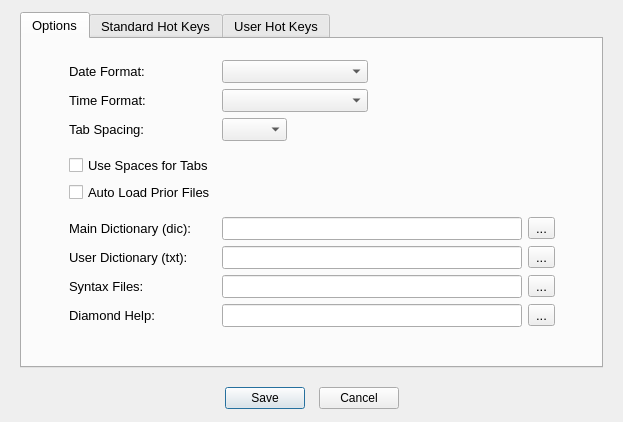
Above: forms/dialog_options.ui from copperspice/diamond before the change. Below: the same form after it.
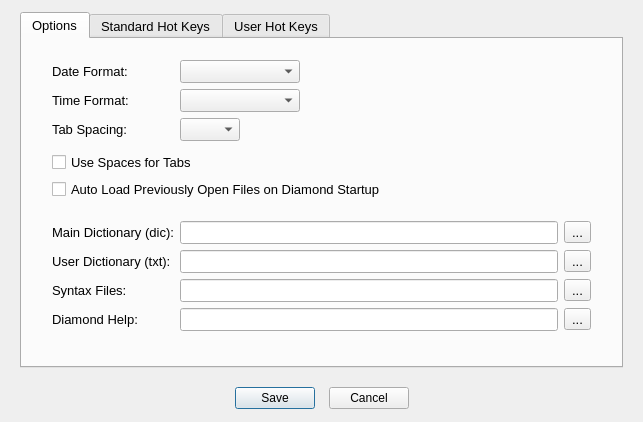
That is the form after the change. Custom widgets are drawn as their Qt base class.

What changed in the file:
```diff
--- a/forms/dialog_options.ui
+++ b/forms/dialog_options.ui
@@ -9,7 +9,7 @@
    <rect>
     <x>0</x>
     <y>0</y>
-    <width>623</width>
+    <width>643</width>
     <height>422</height>
    </rect>
   </property>
@@ -119,13 +119,19 @@
       <attribute name="title">
        <string>Options</string>
       </attribute>
-      <layout class="QGridLayout" name="gridLayout_1">
-       <item row="3" column="1">
-        <widget class="QLabel" name="label_2">
+      <layout class="QGridLayout" name="gridLayout_1" columnstretch="0,0,0,0,1">
+       <property name="leftMargin">
+        <number>30</number>
+       </property>
+       <property name="rightMargin">
+        <number>30</number>
+       </property>
+       <item row="2" column="2">
+        <widget class="QComboBox" name="timeFormat_CB">
          <property name="minimumSize">
           <size>
-           <width>0</width>
-           <height>20</height>
+           <width>120</width>
+           <height>0</height>
           </size>
          </property>
          <property name="font">
@@ -133,34 +139,74 @@
            <pointsize>10</pointsize>
           </font>
          </property>
-         <property name="text">
-          <string>Tab Spacing:</string>
-         </property>
         </widget>
        </item>
-       <item row="9" column="1">
-        <widget class="QLabel" name="label_4">
+       <item row="11" column="2" colspan="2">
+        <widget class="QLineEdit" name="syntax">
+         <property name="sizePolicy">
+          <sizepolicy hsizetype="Expanding" vsizetype="Fixed">
+           <horstretch>1</horstretch>
+           <verstretch>0</verstretch>
+          </sizepolicy>
+         </property>
          <property name="minimumSize">
           <size>
-           <width>0</width>
-           <height>20</height>
+           <width>300</width>
+           <height>0</height>
           </size>
          </property>
+         <property name="palette">
+          <palette>
+           <active>
+            <colorrole role="Text">
+             <brush brushstyle="SolidPattern">
+              <color alpha="255">
+               <red>0</red>
+               <green>0</green>
+               <blue>255</blue>
+              </color>
+             </brush>
+            </colorrole>
+           </active>
+           <inactive>
+            <colorrole role="Text">
+             <brush brushstyle="SolidPattern">
+              <color alpha="255">
+               <red>0</red>
+               <green>0</green>
+               <blue>255</blue>
+              </color>
+             </brush>
+            </colorrole>
+           </inactive>
+           <disabled>
+            <colorrole role="Text">
+             <brush brushstyle="SolidPattern">
+              <color alpha="255">
+               <red>106</red>
+               <green>104</green>
+               <blue>100</blue>
+              </color>
+             </brush>
+            </colorrole>
+           </disabled>
+          </palette>
+         </property>
          <property name="font">
           <font>
            <pointsize>10</pointsize>
           </font>
          </property>
-         <property name="text">
-          <string>Main Dictionary (dic):</string>
+         <property name="readOnly">
+          <bool>true</bool>
          </property>
         </widget>
        </item>
-       <item row="1" column="3">
+       <item row="1" column="2">
         <widget class="QComboBox" name="dateFormat_CB">
          <property name="minimumSize">
           <size>
-           <width>100</width>
+           <width>120</width>
            <height>0</height>
           </size>
          </property>
@@ -171,71 +217,117 @@
          </property>
         </widget>
        </item>
-       <item row="1" column="4">
-        <spacer name="horizontalSpacer_10">
-         <property name="orientation">
-          <enum>Qt::Horizontal</enum>
-         </property>
-         <property name="sizeType">
-          <enum>QSizePolicy::Fixed</enum>
-         </property>
-         <property name="sizeHint" stdset="0">
-          <size>
-           <width>125</width>
-           <height>20</height>
-          </size>
-         </property>
-        </spacer>
-       </item>
-       <item row="1" column="1">
-        <widget class="QLabel" name="label">
-         <property name="minimumSize">
-          <size>
-           <width>0</width>
-           <height>20</height>
-          </size>
-         </property>
-         <property name="font">
-          <font>
-           <pointsize>10</pointsize>
-          </font>
-         </property>
-         <property name="text">
-          <string>Date Format:</string>
-         </property>
-        </widget>
-       </item>
-       <item row="9" column="5">
-        <widget class="QToolButton" name="dictMain_TB">
+       <item row="11" column="4">
+        <widget class="QToolButton" name="syntax_TB">
          <property name="text">
           <string>...</string>
          </property>
         </widget>
        </item>
-       <item row="10" column="5">
+       <item row="12" column="2" colspan="2">
+        <widget class="QLineEdit" name="about">
+         <property name="sizePolicy">
+          <sizepolicy hsizetype="Expanding" vsizetype="Fixed">
+           <horstretch>1</horstretch>
+           <verstretch>0</verstretch>
+          </sizepolicy>
+         </property>
+         <property name="minimumSize">
+          <size>
+           <width>300</width>
+           <height>0</height>
+          </size>
+         </property>
+         <property name="palette">
+          <palette>
+           <active>
+            <colorrole role="Text">
+             <brush brushstyle="SolidPattern">
+              <color alpha="255">
+               <red>0</red>
+               <green>0</green>
+               <blue>255</blue>
+              </color>
+             </brush>
+            </colorrole>
+           </active>
+           <inactive>
+            <colorrole role="Text">
+             <brush brushstyle="SolidPattern">
+              <color alpha="255">
+               <red>0</red>
+               <green>0</green>
+               <blue>255</blue>
+              </color>
+             </brush>
+            </colorrole>
+           </inactive>
+           <disabled>
+            <colorrole role="Text">
+             <brush brushstyle="SolidPattern">
+              <color alpha="255">
+               <red>106</red>
+               <green>104</green>
+               <blue>100</blue>
+              </color>
+             </brush>
+            </colorrole>
+           </disabled>
+          </palette>
+         </property>
+         <property name="font">
+          <font>
+           <pointsize>10</pointsize>
+          </font>
+         </property>
+         <property name="statusTip">
+          <string extracomment="Location of about Index.html "/>
+         </property>
+         <property name="whatsThis">
+          <string/>
+         </property>
+         <property name="readOnly">
+          <bool>true</bool>
+         </property>
+        </widget>
+       </item>
+       <item row="10" column="4">
         <widget class="QToolButton" name="dictUser_TB">
          <property name="text">
           <string>...</string>
          </property>
         </widget>
        </item>
-       <item row="12" column="1">
-        <widget class="QLabel" name="label_6">
+       <item row="3" column="2">
+        <widget class="QComboBox" name="tabSpacing_CB">
+         <property name="maximumSize">
+          <size>
+           <width>60</width>
+           <height>16777215</height>
+          </size>
+         </property>
          <property name="font">
           <font>
            <pointsize>10</pointsize>
           </font>
          </property>
-         <property name="whatsThis">
-          <string/>
-         </property>
+        </widget>
+       </item>
+       <item row="9" column="4">
+        <widget class="QToolButton" name="dictMain_TB">
          <property name="text">
-          <string>Diamond Help:</string>
+          <string>...</string>
          </property>
         </widget>
        </item>
-       <item row="11" column="3" colspan="2">
-        <widget class="QLineEdit" name="syntax">
+       <item row="10" column="2" colspan="2">
+        <widget class="QLineEdit" name="dictUser">
+         <property name="sizePolicy">
+          <sizepolicy hsizetype="Expanding" vsizetype="Fixed">
+           <horstretch>1</horstretch>
+           <verstretch>0</verstretch>
+          </sizepolicy>
+         </property>
          <property name="minimumSize">
           <size>
            <width>300</width>
@@ -289,8 +381,21 @@
          </property>
         </widget>
        </item>
-       <item row="9" column="3" colspan="2">
+       <item row="12" column="4">
+        <widget class="QToolButton" name="about_TB">
+         <property name="text">
+          <string>...</string>
+         </property>
+        </widget>
+       </item>
+       <item row="9" column="2" colspan="2">
         <widget class="QLineEdit" name="dictMain">
+         <property name="sizePolicy">
+          <sizepolicy hsizetype="Expanding" vsizetype="Fixed">
+           <horstretch>1</horstretch>
+           <verstretch>0</verstretch>
+          </sizepolicy>
+         </property>
          <property name="minimumSize">
           <size>
            <width>300</width>
@@ -350,7 +455,25 @@
          </property>
         </widget>
        </item>
-       <item row="10" column="1">
+       <item row="9" column="0" colspan="2">
+        <widget class="QLabel" name="label_4">
+         <property name="minimumSize">
+          <size>
+           <width>0</width>
+           <height>20</height>
+          </size>
+         </property>
+         <property name="font">
+          <font>
+           <pointsize>10</pointsize>
+          </font>
+         </property>
+         <property name="text">
+          <string>Main Dictionary (dic):</string>
+         </property>
+        </widget>
+       </item>
+       <item row="10" column="0" colspan="2">
         <widget class="QLabel" name="label_5">
          <property name="minimumSize">
           <size>
@@ -368,36 +491,40 @@
          </property>
         </widget>
        </item>
-       <item row="13" column="3">
-        <spacer name="verticalSpacer_12">
-         <property name="orientation">
-          <enum>Qt::Vertical</enum>
+       <item row="12" column="0" colspan="2">
+        <widget class="QLabel" name="label_6">
+         <property name="font">
+          <font>
+           <pointsize>10</pointsize>
+          </font>
          </property>
-         <property name="sizeHint" stdset="0">
-          <size>
-           <width>20</width>
-           <height>0</height>
-          </size>
+         <property name="whatsThis">
+          <string/>
          </property>
-        </spacer>
-       </item>
-       <item row="8" column="1">
-        <spacer name="verticalSpacer_11">
-         <property name="orientation">
-          <enum>Qt::Vertical</enum>
+         <property name="text">
+          <string>Diamond Help:</string>
          </property>
-         <property name="sizeType">
-          <enum>QSizePolicy::Fixed</enum>
-         </property>
-         <property name="sizeHint" stdset="0">
+        </widget>
+       </item>
+       <item row="3" column="0" colspan="2">
+        <widget class="QLabel" name="label_2">
+         <property name="minimumSize">
           <size>
-           <width>20</width>
-           <height>8</height>
+           <width>0</width>
+           <height>20</height>
           </size>
          </property>
-        </spacer>
+         <property name="font">
+          <font>
+           <pointsize>10</pointsize>
+          </font>
+         </property>
+         <property name="text">
+          <string>Tab Spacing:</string>
+         </property>
+        </widget>
        </item>
-       <item row="2" column="1">
+       <item row="2" column="0" colspan="2">
         <widget class="QLabel" name="label_3">
          <property name="minimumSize">
           <size>
@@ -415,215 +542,25 @@
          </property>
         </widget>
        </item>
-       <item row="9" column="6">
-        <spacer name="horizontalSpacer_12">
-         <property name="orientation">
-          <enum>Qt::Horizontal</enum>
-         </property>
-         <property name="sizeHint" stdset="0">
+       <item row="1" column="0" colspan="2">
+        <widget class="QLabel" name="label">
+         <property name="minimumSize">
           <size>
-           <width>20</width>
+           <width>0</width>
            <height>20</height>
           </size>
          </property>
-        </spacer>
-       </item>
-       <item row="0" column="3">
-        <spacer name="verticalSpacer_10">
-         <property name="orientation">
-          <enum>Qt::Vertical</enum>
-         </property>
-         <property name="sizeType">
-          <enum>QSizePolicy::Fixed</enum>
-         </property>
-         <property name="sizeHint" stdset="0">
-          <size>
-           <width>20</width>
-           <height>12</height>
-          </size>
-         </property>
-        </spacer>
-       </item>
-       <item row="11" column="5">
-        <widget class="QToolButton" name="syntax_TB">
-         <property name="text">
-          <string>...</string>
-         </property>
-        </widget>
-       </item>
-       <item row="12" column="3" colspan="2">
-        <widget class="QLineEdit" name="about">
-         <property name="minimumSize">
-          <size>
-           <width>300</width>
-           <height>0</height>
-          </size>
-         </property>
-         <property name="palette">
-          <palette>
-           <active>
-            <colorrole role="Text">
-             <brush brushstyle="SolidPattern">
-              <color alpha="255">
-               <red>0</red>
-               <green>0</green>
-               <blue>255</blue>
-              </color>
-             </brush>
-            </colorrole>
-           </active>
-           <inactive>
-            <colorrole role="Text">
-             <brush brushstyle="SolidPattern">
-              <color alpha="255">
-               <red>0</red>
-               <green>0</green>
-               <blue>255</blue>
-              </color>
-             </brush>
-            </colorrole>
-           </inactive>
-           <disabled>
-            <colorrole role="Text">
-             <brush brushstyle="SolidPattern">
-              <color alpha="255">
-               <red>106</red>
-               <green>104</green>
-               <blue>100</blue>
-              </color>
-             </brush>
-            </colorrole>
-           </disabled>
-          </palette>
-         </property>
          <property name="font">
           <font>
            <pointsize>10</pointsize>
           </font>
          </property>
-         <property name="statusTip">
-          <string extracomment="Location of about Index.html "/>
-         </property>
-         <property name="whatsThis">
-          <string/>
-         </property>
-         <property name="readOnly">
-          <bool>true</bool>
-         </property>
-        </widget>
-       </item>
-       <item row="10" column="3" colspan="2">
-        <widget class="QLineEdit" name="dictUser">
-         <property name="minimumSize">
-          <size>
-           <width>300</width>
-           <height>0</height>
-          </size>
-         </property>
-         <property name="palette">
-          <palette>
-           <active>
-            <colorrole role="Text">
-             <brush brushstyle="SolidPattern">
-              <color alpha="255">
-               <red>0</red>
-               <green>0</green>
-               <blue>255</blue>
-              </color>
-             </brush>
-            </colorrole>
-           </active>
-           <inactive>
-            <colorrole role="Text">
-             <brush brushstyle="SolidPattern">
-              <color alpha="255">
-               <red>0</red>
-               <green>0</green>
-               <blue>255</blue>
-              </color>
-             </brush>
-            </colorrole>
-           </inactive>
-           <disabled>
-            <colorrole role="Text">
-             <brush brushstyle="SolidPattern">
-              <color alpha="255">
-               <red>106</red>
-               <green>104</green>
-               <blue>100</blue>
-              </color>
-             </brush>
-            </colorrole>
-           </disabled>
-          </palette>
-         </property>
-         <property name="font">
-          <font>
-           <pointsize>10</pointsize>
-          </font>
-         </property>
-         <property name="statusTip">
-          <string extracomment="Location of User Dictionary"/>
-         </property>
-         <property name="whatsThis">
-          <string/>
-         </property>
-         <property name="readOnly">
-          <bool>true</bool>
-         </property>
-        </widget>
-       </item>
-       <item row="3" column="0">
-        <spacer name="horizontalSpacer_11">
-         <property name="orientation">
-          <enum>Qt::Horizontal</enum>
-         </property>
-         <property name="sizeHint" stdset="0">
-          <size>
-           <width>20</width>
-           <height>20</height>
-          </size>
-         </property>
-        </spacer>
-       </item>
-       <item row="7" column="1">
-        <widget class="QCheckBox" name="autoLoad_CKB">
          <property name="text">
-          <string>Auto Load Prior Files</string>
+          <string>Date Format:</string>
          </property>
         </widget>
        </item>
-       <item row="2" column="3">
-        <widget class="QComboBox" name="timeFormat_CB">
-         <property name="minimumSize">
-          <size>
-           <width>100</width>
-           <height>0</height>
-          </size>
-         </property>
-         <property name="font">
-          <font>
-           <pointsize>10</pointsize>
-          </font>
-         </property>
-        </widget>
-       </item>
-       <item row="3" column="3">
-        <widget class="QComboBox" name="tabSpacing_CB">
-         <property name="maximumSize">
-          <size>
-           <width>65</width>
-           <height>16777215</height>
-          </size>
-         </property>
-         <property name="font">
-          <font>
-           <pointsize>10</pointsize>
-          </font>
-         </property>
-        </widget>
-       </item>
-       <item row="11" column="1">
+       <item row="11" column="0" colspan="2">
         <widget class="QLabel" name="label_19">
          <property name="font">
           <font>
@@ -635,14 +572,36 @@
          </property>
         </widget>
        </item>
-       <item row="12" column="5">
-        <widget class="QToolButton" name="about_TB">
-         <property name="text">
-          <string>...</string>
+       <item row="13" column="0" colspan="5">
+        <spacer name="verticalSpacer_12">
+         <property name="orientation">
+          <enum>Qt::Vertical</enum>
          </property>
-        </widget>
+         <property name="sizeHint" stdset="0">
+          <size>
+           <width>20</width>
+           <height>0</height>
+          </size>
+         </property>
+        </spacer>
        </item>
-       <item row="5" column="1">
+       <item row="0" column="0" colspan="5">
+        <spacer name="verticalSpacer_10">
+         <property name="orientation">
+          <enum>Qt::Vertical</enum>
+         </property>
+         <property name="sizeType">
+          <enum>QSizePolicy::Fixed</enum>
+         </property>
+         <property name="sizeHint" stdset="0">
+          <size>
+           <width>20</width>
+           <height>12</height>
+          </size>
+         </property>
+        </spacer>
+       </item>
+       <item row="5" column="0" colspan="5">
         <spacer name="verticalSpacer_2">
          <property name="orientation">
           <enum>Qt::Vertical</enum>
@@ -653,12 +612,28 @@
          <property name="sizeHint" stdset="0">
           <size>
            <width>20</width>
-           <height>8</height>
+           <height>5</height>
           </size>
          </property>
         </spacer>
        </item>
-       <item row="6" column="1">
+       <item row="8" column="0" colspan="5">
+        <spacer name="verticalSpacer_11">
+         <property name="orientation">
+          <enum>Qt::Vertical</enum>
+         </property>
+         <property name="sizeType">
+          <enum>QSizePolicy::Fixed</enum>
+         </property>
+         <property name="sizeHint" stdset="0">
+          <size>
+           <width>20</width>
+           <height>15</height>
+          </size>
+         </property>
+        </spacer>
+       </item>
+       <item row="6" column="0" colspan="5">
         <widget class="QCheckBox" name="useSpaces_CKB">
          <property name="font">
           <font>
@@ -670,6 +645,13 @@
          </property>
         </widget>
        </item>
+       <item row="7" column="0" colspan="5">
+        <widget class="QCheckBox" name="autoLoad_CKB">
+         <property name="text">
+          <string>Auto Load Previously Open Files on Diamond Startup</string>
+         </property>
+        </widget>
+       </item>
       </layout>
      </widget>
      <widget class="QWidget" name="tab2">
```
Left out of the diff: 30 changed lines with no effect on the pictures.
